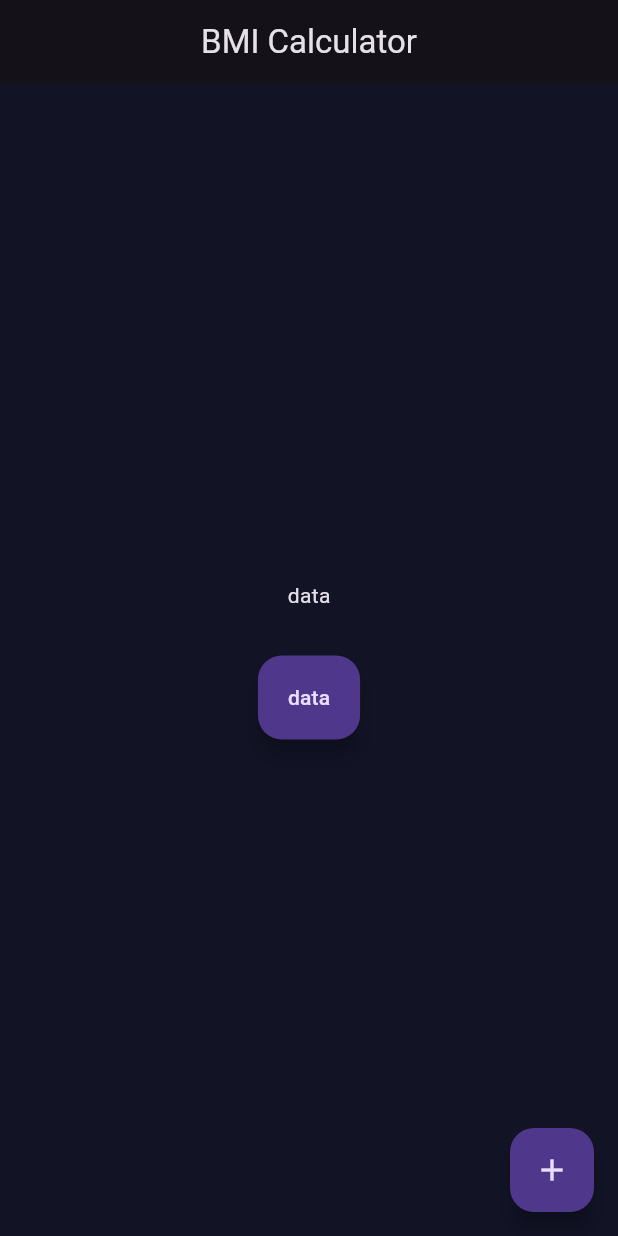
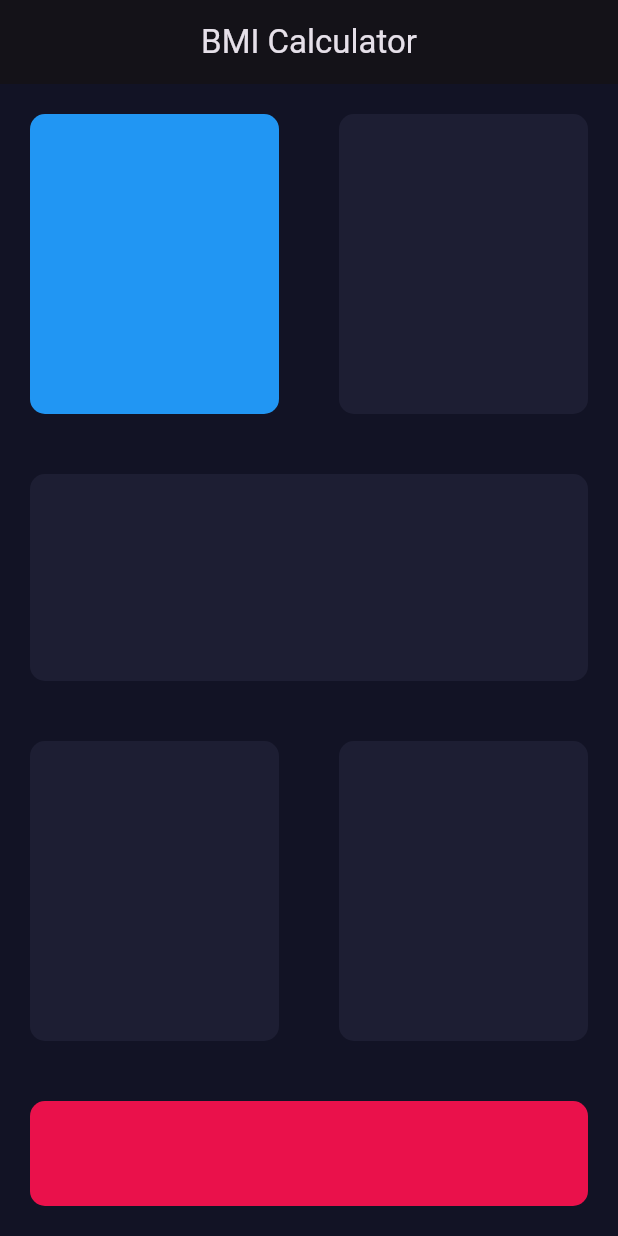
Before and after one commit to MNJTdhr/BMI_calculator, a Flutter app: the screen it shows after launch, on a phone screen of 412 x 824 dp. Run offline on Flutter 3.47's test engine with Material 3 defaults, Android fonts, the phone set to English and light mode, and no system bars.

Commit message:
made a basic ui

```diff
--- /dev/null
+++ b/lib/cards/reusable_cards.dart
@@ -0,0 +1,30 @@
+// lib/cards/reusable_cards.dart
+import 'package:flutter/material.dart';
+
+class ReusableCards extends StatelessWidget {
+  // const ReusableCards(this.incomingColor, {required this.width, super.key});
+  const ReusableCards({
+    this.incomingColor = const Color(0xFF1D1E33),
+    this.width=double.infinity,
+    this.height = 200,
+    super.key,
+  });
+
+  final double width;
+  final double height;
+  final Color incomingColor;
+
+  @override
+  Widget build(BuildContext context) {
+    return Container(
+      width: width,
+      height: height,
+      margin: EdgeInsets.all(20),
+      decoration: BoxDecoration(
+        color: incomingColor,
+        // color: const Color.fromARGB(255, 27, 28, 43),
+        borderRadius: BorderRadius.circular(10),
+      ),
+    );
+  }
+}
--- a/lib/screens/input_page.dart
+++ b/lib/screens/input_page.dart
@@ -1,5 +1,9 @@
 // lib/screens/input_page.dart
 import 'package:flutter/material.dart';
+import 'package:bmi_calculator/cards/reusable_cards.dart';
+
+const double reusableCardsheight = 200;
+const double reusableCardswidth = 200;
 
 class InputPage extends StatefulWidget {
   const InputPage({super.key});
@@ -18,35 +22,52 @@ class _InputPageState extends State<InputPage> {
       ),
       home: Scaffold(
         appBar: AppBar(
-          title: Center(
-            child: Text(
-              "BMI Calculator",
-            ),
+          title: Center(child: Text("BMI Calculator")),
+        ),
+        body: SafeArea(
+          child: Column(
+            children: [
+              Row(
+                children: [
+                  Expanded(
+                    child: ReusableCards(
+                      width: reusableCardsheight,
+                      height: reusableCardsheight,
+                      incomingColor: Colors.blue,
+                    ),
+                  ),
+                  Expanded(
+                    child: ReusableCards(
+                        width: reusableCardsheight,
+                        height: reusableCardsheight),
+                  ),
+                ],
+              ),
+              Expanded(
+                child: ReusableCards(
+                  height: reusableCardsheight,
+                ),
+              ),
+              Row(
+                children: [
+                  Expanded(
+                    child: ReusableCards(
+                        width: reusableCardsheight,
+                        height: reusableCardsheight),
+                  ),
+                  Expanded(
+                    child: ReusableCards(
+                        width: reusableCardsheight,
+                        height: reusableCardsheight),
+                  ),
+                ],
+              ),
+              ReusableCards(
+                height: 70,
+                incomingColor: const Color.fromARGB(255, 234, 17, 75),
+              ),
+            ],
           ),
-        ),
-        body: Column(
-          mainAxisAlignment: MainAxisAlignment.center,
-          children: [
-            Center(
-              child: Text(
-                "data",
-              ),
-            ),
-            SizedBox(
-              height: 30,
-            ),
-            FloatingActionButton.extended(
-              onPressed: () {},
-              label: Text(
-                "data",
-              ),
-            ),
-          ],
-        ),
-        floatingActionButton: FloatingActionButton(
-          onPressed: () {},
-          tooltip: 'Increment',
-          child: const Icon(Icons.add),
         ),
       ),
     );
```
